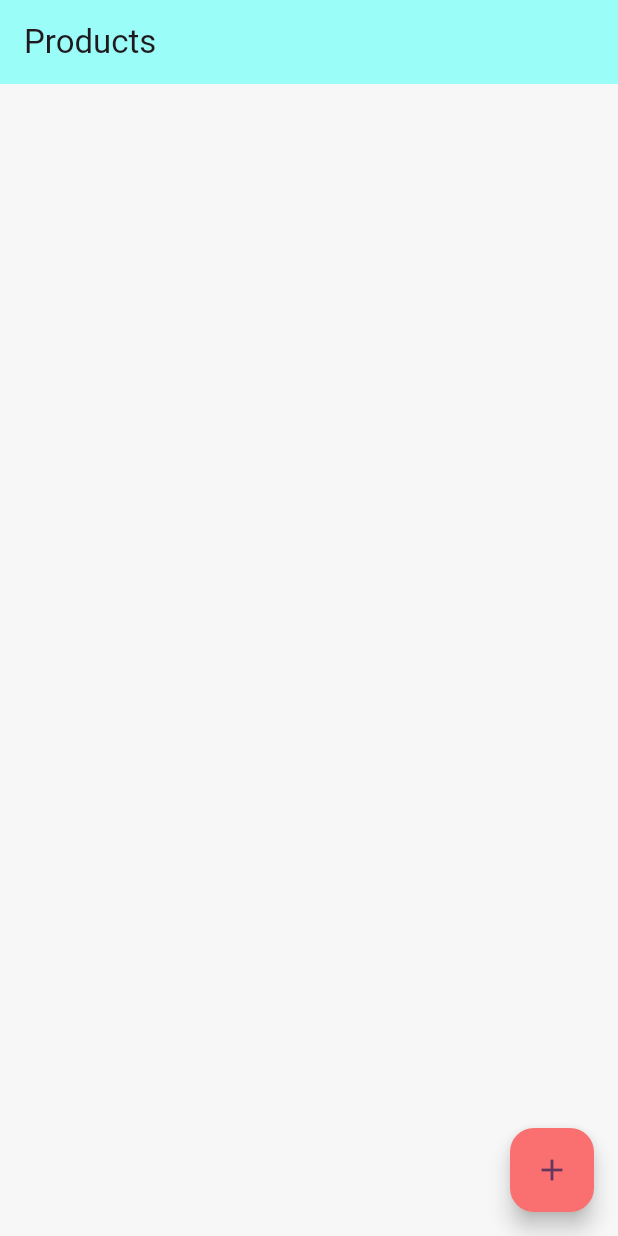
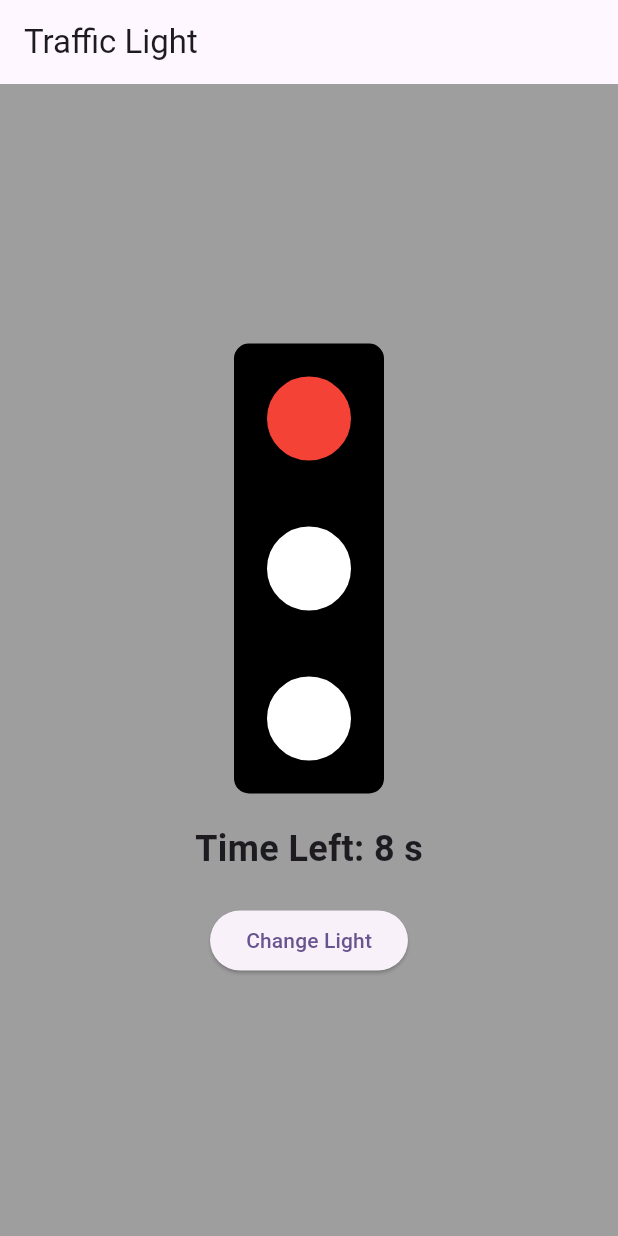
Before and after one commit to ChampNapatt/week3_650710155, a Flutter app: the screen it shows after launch, on a phone screen of 412 x 824 dp. Run offline on Flutter 3.47's test engine with Material 3 defaults, Android fonts, the phone set to English and light mode, and no system bars.

Commit message:
homework 4

```diff
--- a/lib/main.dart
+++ b/lib/main.dart
@@ -1,25 +1,137 @@
-import 'product/product_main.dart';
 import 'package:flutter/material.dart';
+import 'dart:async';
 
 void main() {
-  runApp(const MyApp());
+  runApp(const TrafficLightApp());
 }
 
-class MyApp extends StatelessWidget {
-  const MyApp({super.key});
+class TrafficLightApp extends StatelessWidget {
+  const TrafficLightApp({super.key});
 
   @override
   Widget build(BuildContext context) {
     return MaterialApp(
-      title: '650710155',
+      title: 'Traffic Light',
       theme: ThemeData(
-        colorScheme: ColorScheme.fromSeed(
-          seedColor: const Color.fromARGB(255, 255, 130, 240),
-        ),
-        scaffoldBackgroundColor: const Color.fromARGB(255, 247, 247, 247), // สีฟ้าอ่อน
-        useMaterial3: true,
+        colorScheme: ColorScheme.fromSeed(seedColor: Colors.deepPurple),
       ),
-      home: const ProductMainPage(),
+      home: const TrafficLightPage(),
     );
   }
 }
+
+class TrafficLightPage extends StatefulWidget {
+  const TrafficLightPage({super.key});
+
+  @override
+  State<TrafficLightPage> createState() => _TrafficLightPageState();
+}
+
+class _TrafficLightPageState extends State<TrafficLightPage> {
+  int _currentLight = 0; // 0 = Red, 1 = Yellow, 2 = Green
+  int _timeLeft = 15; // Countdown timer
+  Timer? _timer;
+
+  final Map<int, int> _lightDurations = {
+    0: 15, // Red
+    1: 5, // Yellow
+    2: 10, // Green
+  };
+
+  @override
+  void initState() {
+    super.initState();
+    _startTimer();
+  }
+
+  @override
+  void dispose() {
+    _timer?.cancel();
+    super.dispose();
+  }
+
+  void _startTimer() {
+    _timeLeft = _lightDurations[_currentLight]!;
+    _timer?.cancel();
+    _timer = Timer.periodic(const Duration(seconds: 1), (timer) {
+      setState(() {
+        if (_timeLeft > 0) {
+          _timeLeft--;
+        } else {
+          _changeLight();
+        }
+      });
+    });
+  }
+
+  void _changeLight() {
+    setState(() {
+      _currentLight = (_currentLight + 1) % 3; // Cycle through 0, 1, 2
+      _timeLeft = _lightDurations[_currentLight]!;
+    });
+  }
+
+  Color _getLightColor(int lightIndex) {
+    switch (lightIndex) {
+      case 0:
+        return Colors.red;
+      case 1:
+        return Colors.yellow;
+      case 2:
+        return Colors.green;
+      default:
+        return Colors.grey;
+    }
+  }
+
+  @override
+Widget build(BuildContext context) {
+  return Scaffold(
+    appBar: AppBar(title: const Text('Traffic Light')),
+    backgroundColor: Colors.grey,
+    body: Center(
+      child: Column(
+        mainAxisAlignment: MainAxisAlignment.center,
+        children: <Widget>[
+          Container(
+            width: 100,
+            height: 300,
+            decoration: BoxDecoration(
+              color: Colors.black,
+              borderRadius: BorderRadius.circular(10),
+            ),
+            child: Column(
+              mainAxisAlignment: MainAxisAlignment.spaceAround,
+              children: [_buildLight(0), _buildLight(1), _buildLight(2)],
+            ),
+          ),
+          const SizedBox(height: 20),
+          Text(
+            'Time Left: $_timeLeft s',
+            style: const TextStyle(fontSize: 24, fontWeight: FontWeight.bold),
+          ),
+          const SizedBox(height: 20),
+          ElevatedButton(
+            onPressed: _changeLight,
+            child: const Text('Change Light'),
+          ),
+        ],
+      ),
+    ),
+  );
+}
+
+
+  Widget _buildLight(int lightIndex) {
+  return Container(
+    width: 60,
+    height: 60,
+    decoration: BoxDecoration(
+      color: _currentLight == lightIndex ? _getLightColor(lightIndex) : Colors.white,
+      shape: BoxShape.circle,
+      border: Border.all(color: Colors.black, width: 2),
+    ),
+  );
+}
+
+}
```
